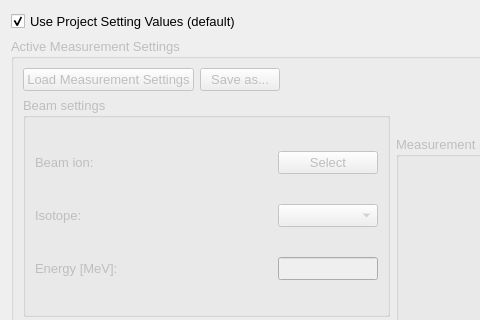
The window that ui_files/ui_measurement_measuring_unit_settings.ui (JYU-IBA/potku) describes before a commit, drawn with Qt 5; both pictures show x 0 to 480 and y 0 to 320 of the 739 by 595 pixel window.
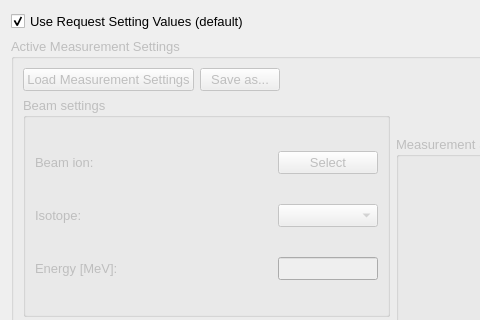
The same window after the commit.

Commit message: Changed the project concept into request. Replaced all the references to project with request. Also did some minor changes so the code is more in line with PEP 8.

Diff of the .ui file:
```diff
--- a/ui_files/ui_measurement_measuring_unit_settings.ui
+++ b/ui_files/ui_measurement_measuring_unit_settings.ui
@@ -26,7 +26,7 @@
        <item>
         <widget class="QCheckBox" name="useProjectSettingsValuesCheckBox">
          <property name="text">
-          <string>Use Project Setting Values (default)</string>
+          <string>Use Request Setting Values (default)</string>
          </property>
          <property name="checked">
           <bool>true</bool>
```
Left out of the diff: 8 changed lines with no effect on the pictures. The commit also changes 47 other files.
